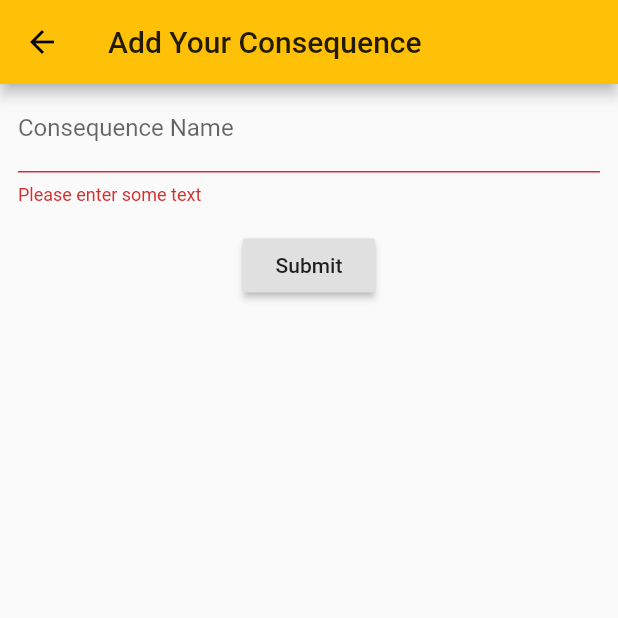
After one commit to Undeadlol1/addictions_flutter, a Flutter app: the CreateConsequenceScreen screen opened by its route, after a tap on "Submit", on a phone screen of 412 x 824 dp, the top half of it. The commit adds this screen. Run offline on Flutter 3.47's test engine with Material 2 defaults, Android fonts, the phone set to English and light mode, and no system bars; our stand-ins replace cloud_firestore, firebase_auth, flutter_signin_button, flutter_speed_dial, google_sign_in; accounts and stored records are empty.

Commit message:
add CreateConsequenceScreen

```diff
--- a/lib/main.dart
+++ b/lib/main.dart
@@ -2,6 +2,7 @@ import 'package:addictions_flutter/screens/addction_screen/addiction_screen.dart
 import 'package:addictions_flutter/screens/addictions_list_screen.dart';
 import 'package:addictions_flutter/screens/create_addiction_screen.dart';
 import 'package:addictions_flutter/screens/create_alternative_screen.dart';
+import 'package:addictions_flutter/screens/create_consequence_screen.dart';
 import 'package:addictions_flutter/screens/create_trigger_screen.dart';
 import 'package:addictions_flutter/screens/sign_in_screen.dart';
 import 'package:addictions_flutter/screens/triggers_list_screen.dart';
@@ -20,6 +21,8 @@ class MyApp extends StatelessWidget {
         '/triggers': (context) => TriggesListScreen(),
         CreateAddictionScreen.routeName: (context) => CreateAddictionScreen(),
         CreateTriggerScreen.routeName: (context) => CreateTriggerScreen(),
+        CreateConsequenceScreen.routeName: (context) =>
+            CreateConsequenceScreen(),
         CreateAlternativeScreen.routeName: (context) =>
             CreateAlternativeScreen(),
         AddictionScreen.routeName: (context) => AddictionScreen(),
--- a/lib/screens/addction_screen/addiction_screen.dart
+++ b/lib/screens/addction_screen/addiction_screen.dart
@@ -2,6 +2,7 @@ import 'package:addictions_flutter/screens/addction_screen/widgets/alternatives_
 import 'package:addictions_flutter/screens/addction_screen/widgets/consequences_list.dart';
 import 'package:addictions_flutter/screens/addction_screen/widgets/triggers_list.dart';
 import 'package:addictions_flutter/screens/create_alternative_screen.dart';
+import 'package:addictions_flutter/screens/create_consequence_screen.dart';
 import 'package:addictions_flutter/screens/create_trigger_screen.dart';
 import 'package:flutter/material.dart';
 import 'package:flutter_speed_dial/flutter_speed_dial.dart';
@@ -61,7 +62,10 @@ class AddictionScreen extends StatelessWidget {
             backgroundColor: Colors.deepPurpleAccent,
             label: 'Consequence',
             labelStyle: TextStyle(fontSize: 18.0),
-            onTap: () => print('SECOND CHILD'),
+            onTap: () => Navigator.pushNamed(
+                context, CreateConsequenceScreen.routeName,
+                arguments: CreateConsequenceScreenArguments(
+                    addictionId: args.addictionId)),
           ),
           SpeedDialChild(
             child: Icon(Icons.warning),
--- /dev/null
+++ b/lib/screens/create_consequence_screen.dart
@@ -0,0 +1,106 @@
+import 'package:addictions_flutter/screens/addction_screen/addiction_screen.dart';
+import 'package:cloud_firestore/cloud_firestore.dart';
+import 'package:flutter/material.dart';
+import 'package:firebase_auth/firebase_auth.dart';
+
+class CreateConsequenceScreen extends StatelessWidget {
+  static const routeName = '/create-consequence';
+
+  const CreateConsequenceScreen({Key key}) : super(key: key);
+
+  @override
+  Widget build(BuildContext context) {
+    return Scaffold(
+      appBar: AppBar(
+        title: Text('Add Your Consequence'),
+      ),
+      body: CreateConsequenceForm(),
+    );
+  }
+}
+
+// Create a Form widget.
+class CreateConsequenceForm extends StatefulWidget {
+  @override
+  CreateConsequenceFormState createState() {
+    return CreateConsequenceFormState();
+  }
+}
+
+class CreateConsequenceFormState extends State<CreateConsequenceForm> {
+  final _formKey = GlobalKey<FormState>();
+  final _auth = FirebaseAuth.instance;
+  final nameController = TextEditingController();
+
+  @override
+  Widget build(BuildContext context) {
+    // Build a Form widget using the _formKey created above.
+    return StreamBuilder(
+        stream: _auth.onAuthStateChanged,
+        builder: (context, snapshot) {
+          return Padding(
+              padding: const EdgeInsets.symmetric(horizontal: 12.0),
+              child: Form(
+                key: _formKey,
+                child: Column(
+                  crossAxisAlignment: CrossAxisAlignment.start,
+                  children: <Widget>[
+                    TextFormField(
+                      controller: nameController,
+                      decoration:
+                          InputDecoration(labelText: 'Consequence Name'),
+                      validator: (value) {
+                        if (value.trim().isEmpty) {
+                          return 'Please enter some text';
+                        }
+                        return null;
+                      },
+                    ),
+                    Padding(
+                      padding: const EdgeInsets.symmetric(vertical: 16.0),
+                      child: Center(
+                          child: RaisedButton(
+                        onPressed: () {
+                          final CreateConsequenceScreenArguments args =
+                              ModalRoute.of(context).settings.arguments;
+
+                          if (!snapshot.hasData) {
+                            Scaffold.of(context).showSnackBar(
+                                SnackBar(content: Text('Please login')));
+                            return;
+                          }
+                          if (_formKey.currentState.validate()) {
+                            final Map<String, dynamic> payload = {
+                              'name': nameController.text,
+                              'addictionId': args.addictionId,
+                              'userId': (snapshot.data as FirebaseUser).uid
+                            };
+                            Firestore.instance
+                                .collection('consequence')
+                                .add(payload)
+                                .then((document) {
+                              Navigator.pushNamed(
+                                  context, AddictionScreen.routeName,
+                                  arguments: AddictionScreenArguments(
+                                    addictionId: args.addictionId,
+                                    // TODO fix addictionName argument
+                                    // NOTE make addiction screen document fetching so addictionName will be unnecessary
+                                  ));
+                            });
+                          }
+                        },
+                        child: Text('Submit'),
+                      )),
+                    ),
+                  ],
+                ),
+              ));
+        });
+  }
+}
+
+class CreateConsequenceScreenArguments {
+  final String addictionId;
+
+  CreateConsequenceScreenArguments({this.addictionId});
+}
```
